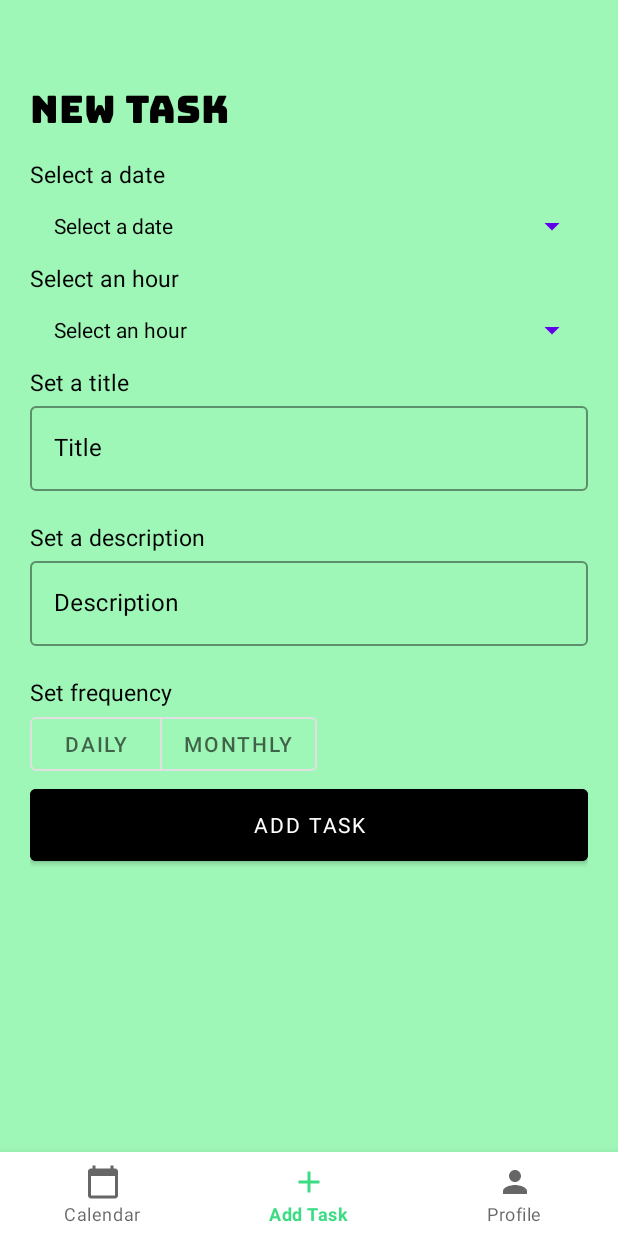
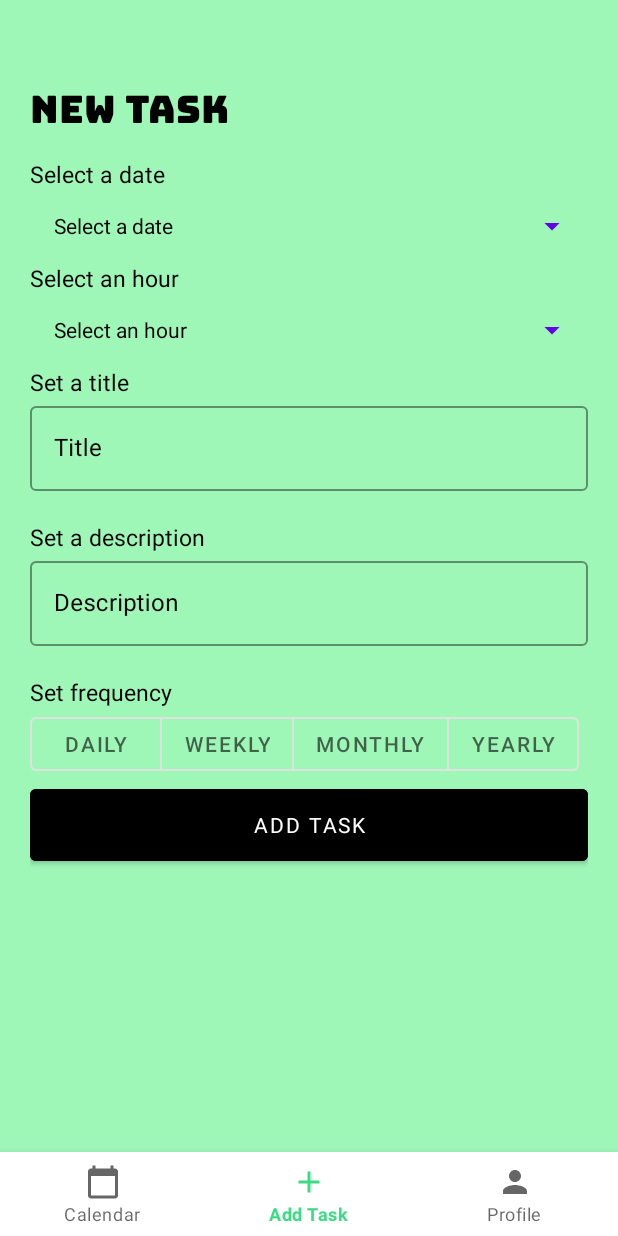
Before and after one commit to ETS-Android4/QuestCalendarApp, an Android app: the AddTaskFragment screen opened through its navigation route, on a phone screen of 412 x 824 dp. Run offline under Robolectric (Android 15) with nearby library versions, the light colour scheme and no system bars; our stand-ins replace Firebase (no records; nobody signed in at launch, a user with empty details on screens opened directly), navigation-ui; Roboto replaces fonts that are not available here.

Commit message:
added weekly and yearly tasks

```diff
--- a/QuestCalendar/app/src/main/java/com/example/questcalendar/calendar/Date.java
+++ b/QuestCalendar/app/src/main/java/com/example/questcalendar/calendar/Date.java
@@ -7,14 +7,22 @@ import java.util.Calendar;
 
 public class Date {
 
-    private final static String MONTHS[] = {"January", "February", "March", "April", "May", "June", "July", "August", "September", "October", "November", "December"};
-    private final static int MAX_DAY_OF_MONTH[] = {31, 28, 31, 30, 31, 30, 31, 31, 30, 31, 30, 31};
+    public final static String MONTHS[] = {"January", "February", "March", "April", "May", "June", "July", "August", "September", "October", "November", "December"};
+    public final static int MAX_DAY_OF_MONTH[] = {31, 28, 31, 30, 31, 30, 31, 31, 30, 31, 30, 31};
 
 
-    /* */
+
+
+    //from 1 to MAX_DAY_OF_MONTH
     private int dayOfMonth;
+
+    //from 1 to 12, but Calendar go from 0 to 11
     private int month;
+
+    //regular
     private int year;
+
+    //from 1 to 7
     private int dayOfWeek;
 
     private Calendar c;
@@ -75,7 +83,11 @@ public class Date {
         return month;
     }
 
-    private String getNameDayOfWeek() {
+    public int getDayOfWeek() {
+        return dayOfWeek;
+    }
+
+    public String getNameDayOfWeek() {
         c.set(year, month -1, dayOfMonth);
         SimpleDateFormat dayOfWeekSDF = new SimpleDateFormat("EEE");
         return dayOfWeekSDF.format(c.getTime());
--- a/QuestCalendar/app/src/main/java/com/example/questcalendar/ui/dashboard/AddTaskFragment.java
+++ b/QuestCalendar/app/src/main/java/com/example/questcalendar/ui/dashboard/AddTaskFragment.java
@@ -51,7 +51,7 @@ public class AddTaskFragment extends Fragment {
     private AddTaskViewModel addTaskViewModel;
     private FragmentAddTaskBinding binding;
     private Button addTask;
-    private MaterialButton daily, monthly;
+    private MaterialButton daily, weekly, monthly, yearly;
     private TextInputLayout title, description;
     private Date pickedDate;
     private boolean hourPicked;
@@ -174,7 +174,9 @@ public class AddTaskFragment extends Fragment {
 
         //frequency
         daily = root.findViewById(R.id.toggle_button_daily);
+        weekly = root.findViewById(R.id.toggle_button_weekly);
         monthly = root.findViewById(R.id.toggle_button_monthly);
+        yearly = root.findViewById(R.id.toggle_button_yearly);
 
         //add task
         addTask = root.findViewById(R.id.add_task_button);
@@ -194,8 +196,12 @@ public class AddTaskFragment extends Fragment {
                 int frequencyNewTask;
                 if (daily.isChecked()) {
                     frequencyNewTask = Task.DAILY;
+                } else if (weekly.isChecked()) {
+                    frequencyNewTask = Task.WEEKLY;
                 } else if (monthly.isChecked()) {
                     frequencyNewTask = Task.MONTHLY;
+                } else if (yearly.isChecked()) {
+                    frequencyNewTask = Task.YEARLY;
                 } else {
                     frequencyNewTask = Task.PUNCTUAL;
                 }
--- a/QuestCalendar/app/src/main/java/com/example/questcalendar/ui/home/MonthlyViewFragment.java
+++ b/QuestCalendar/app/src/main/java/com/example/questcalendar/ui/home/MonthlyViewFragment.java
@@ -134,7 +134,10 @@ public class MonthlyViewFragment extends Fragment {
 
         });
 
+
+
         taskNbView = (TextView) view.findViewById(R.id.task_nb);
+        taskNbView.setText("Hello");
         //debug = (TextView) view.findViewById(R.id.debug);
 
         selectedDate = new Date();
--- a/QuestCalendar/app/src/main/java/com/example/questcalendar/ui/home/TaskActivity.java
+++ b/QuestCalendar/app/src/main/java/com/example/questcalendar/ui/home/TaskActivity.java
@@ -84,8 +84,12 @@ public class TaskActivity extends AppCompatActivity {
                             int frequency = Integer.parseInt(child.child(TaskManager.FREQUENCY).getValue(String.class));
                             if (frequency == Task.DAILY) {
                                 date = "DAILY";
+                            } else if (frequency == Task.WEEKLY) {
+                                date = "EVERY " + today.getNameDayOfWeek();
                             } else if (frequency == Task.MONTHLY) {
                                 date = "MONTHLY : " + child.child(TaskManager.DAY).getValue(String.class);
+                            } else if (frequency == Task.YEARLY) {
+                                date = child.child(TaskManager.DAY).getValue(String.class) + Date.MONTHS[Integer.parseInt(child.child(TaskManager.DAY).getValue(String.class)) -1];
                             } else {
                                 date = today.toString();
                             }
--- a/QuestCalendar/app/src/main/res/layout/fragment_add_task.xml
+++ b/QuestCalendar/app/src/main/res/layout/fragment_add_task.xml
@@ -135,10 +135,22 @@
             android:text="daily"/>
         <com.google.android.material.button.MaterialButton
             style="?attr/materialButtonOutlinedStyle"
+            android:id="@+id/toggle_button_weekly"
+            android:layout_width="wrap_content"
+            android:layout_height="wrap_content"
+            android:text="weekly"/>
+        <com.google.android.material.button.MaterialButton
+            style="?attr/materialButtonOutlinedStyle"
             android:id="@+id/toggle_button_monthly"
             android:layout_width="wrap_content"
             android:layout_height="wrap_content"
             android:text="monthly"/>
+        <com.google.android.material.button.MaterialButton
+            style="?attr/materialButtonOutlinedStyle"
+            android:id="@+id/toggle_button_yearly"
+            android:layout_width="wrap_content"
+            android:layout_height="wrap_content"
+            android:text="yearly"/>
 
 
     </com.google.android.material.button.MaterialButtonToggleGroup>
```
Also changed, not shown: QuestCalendar/app/src/main/java/com/example/questcalendar/ui/dashboard/TaskManager.java (+27 -20 lines).
